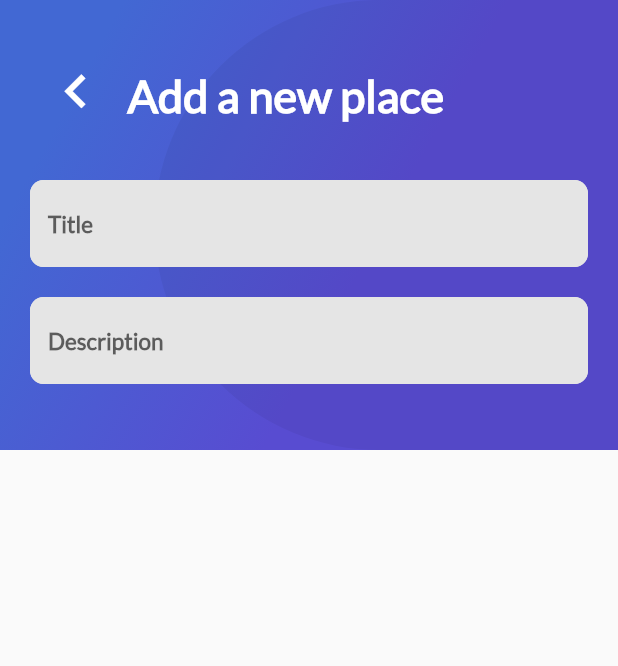
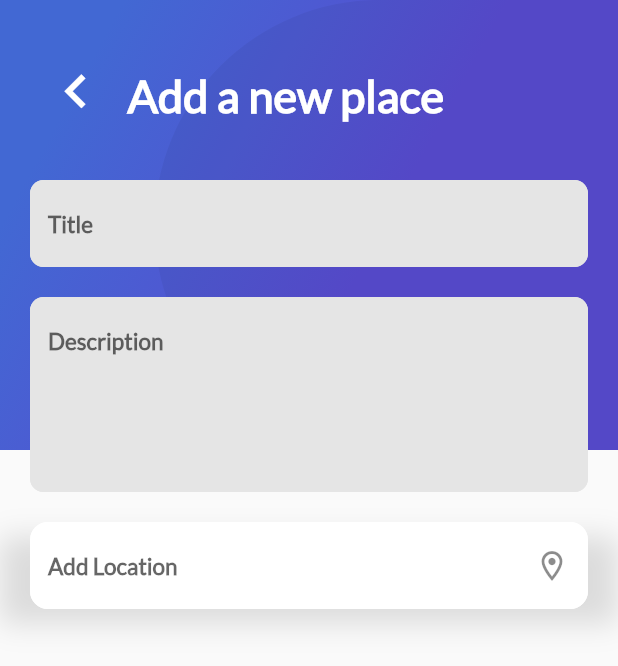
Before and after one commit to My-courses-complete/Flutter-course, a Flutter app: the AddPlaceScreen screen opened directly, on a phone screen of 412 x 824 dp. Shown: the top 666 px of the screen. Run offline on Flutter 3.47's test engine with Material 2 defaults, Android fonts, the phone set to English and light mode, and no system bars; our stand-ins replace cloud_firestore, firebase_auth, firebase_core, firebase_storage, google_sign_in; missing offline and left inert: generic_bloc_provider; accounts and stored records are empty.

Commit message:
Widget TextField con iconos en Flutter

```diff
--- a/lib/Place/ui/screens/add_place_screen.dart
+++ b/lib/Place/ui/screens/add_place_screen.dart
@@ -1,3 +1,4 @@
+import 'package:basic_flutter/Place/ui/widgets/title_input_location.dart';
 import 'package:basic_flutter/widgets/gradient_back.dart';
 import 'package:basic_flutter/widgets/text_input.dart';
 import 'package:basic_flutter/widgets/title_header.dart';
@@ -20,6 +21,7 @@ class _AddPlaceScreenState extends State<AddPlaceScreen> {
   Widget build(BuildContext context) {
     final _controllerTitlePlace = TextEditingController();
     final _controllerDescriptionPlace = TextEditingController();
+    final _controllerLocationPlace = TextEditingController();
     return Scaffold(
       body: Stack(
         children: <Widget>[
@@ -78,8 +80,13 @@ class _AddPlaceScreenState extends State<AddPlaceScreen> {
                     controller: _controllerTitlePlace,
                   )
                 ),
-                TextInput(hintText: "Description", inputType: TextInputType.multiline, controller: _controllerDescriptionPlace),
-
+                TextInput(hintText: "Description", inputType: TextInputType.multiline, controller: _controllerDescriptionPlace, maxLines: 5),
+                Container(
+                  margin: EdgeInsets.only(
+                    top: 20,
+                  ),
+                  child: TextInputLocation(hintText: "Add Location", controller: _controllerLocationPlace, icon: Icons.location_on_outlined)
+                )
               ],
             )
           )
--- /dev/null
+++ b/lib/Place/ui/widgets/title_input_location.dart
@@ -0,0 +1,57 @@
+import 'package:flutter/material.dart';
+
+class TextInputLocation extends StatelessWidget {
+  final String hintText;
+  final TextEditingController controller;
+  final IconData icon;
+
+  const TextInputLocation({
+    Key? key,
+    required this.hintText,
+    required this.controller,
+    required this.icon,
+  }) : super(key: key);
+
+  @override
+  Widget build(BuildContext context) {
+    return Container(
+      padding: EdgeInsets.only(
+        right: 20,
+        left: 20,
+      ),
+      child: TextField(
+        controller: controller,
+        style: TextStyle(
+          fontSize: 15,
+          fontFamily: "Lato",
+          color: Colors.blueGrey,
+          fontWeight: FontWeight.bold,
+        ),
+        decoration: InputDecoration(
+          hintText: hintText,
+          suffixIcon: Icon(icon),
+          fillColor: Color(0xFFFFFFFF),
+          filled: true,
+          border: InputBorder.none,
+          enabledBorder: OutlineInputBorder(
+            borderSide: BorderSide(color: Color(0xFFFFFFFF)),
+            borderRadius: BorderRadius.all(Radius.circular(12.0)),
+          ),
+          focusedBorder: OutlineInputBorder(
+            borderSide: BorderSide(color: Color(0xFFFFFFFF)),
+            borderRadius: BorderRadius.all(Radius.circular(12.0)),
+          ),
+        ),
+      ),
+      decoration: BoxDecoration(
+        boxShadow: <BoxShadow>[
+          BoxShadow(
+            color: Colors.black12,
+            blurRadius: 15.0,
+            offset: Offset(0.0, 10.0),
+          ),
+        ],
+      ),
+    );
+  }
+}
```
